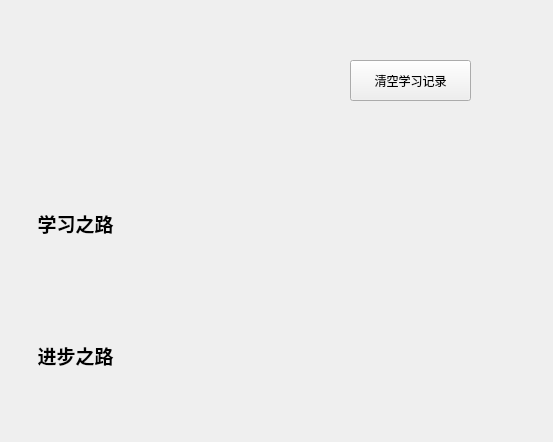
First picture: the form in WordLite/userwidget.ui, repository Staaaaaaaaar/WordHub, before the edit.
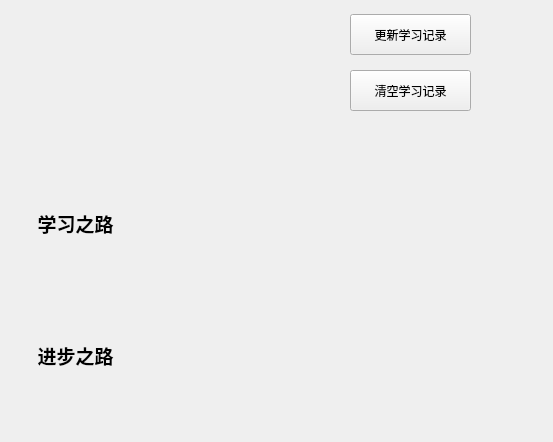
Second picture: the form after the edit.

Commit message: 学习界面优化

```diff
--- a/WordLite/userwidget.ui
+++ b/WordLite/userwidget.ui
@@ -99,7 +99,7 @@
    <property name="geometry">
     <rect>
      <x>350</x>
-     <y>60</y>
+     <y>70</y>
      <width>121</width>
      <height>41</height>
     </rect>
@@ -121,6 +121,19 @@
     <string/>
    </property>
   </widget>
+  <widget class="QToolButton" name="refreshButton">
+   <property name="geometry">
+    <rect>
+     <x>350</x>
+     <y>14</y>
+     <width>121</width>
+     <height>41</height>
+    </rect>
+   </property>
+   <property name="text">
+    <string>更新学习记录</string>
+   </property>
+  </widget>
  </widget>
  <resources/>
  <connections/>
```
The commit also changes 2 other files.
